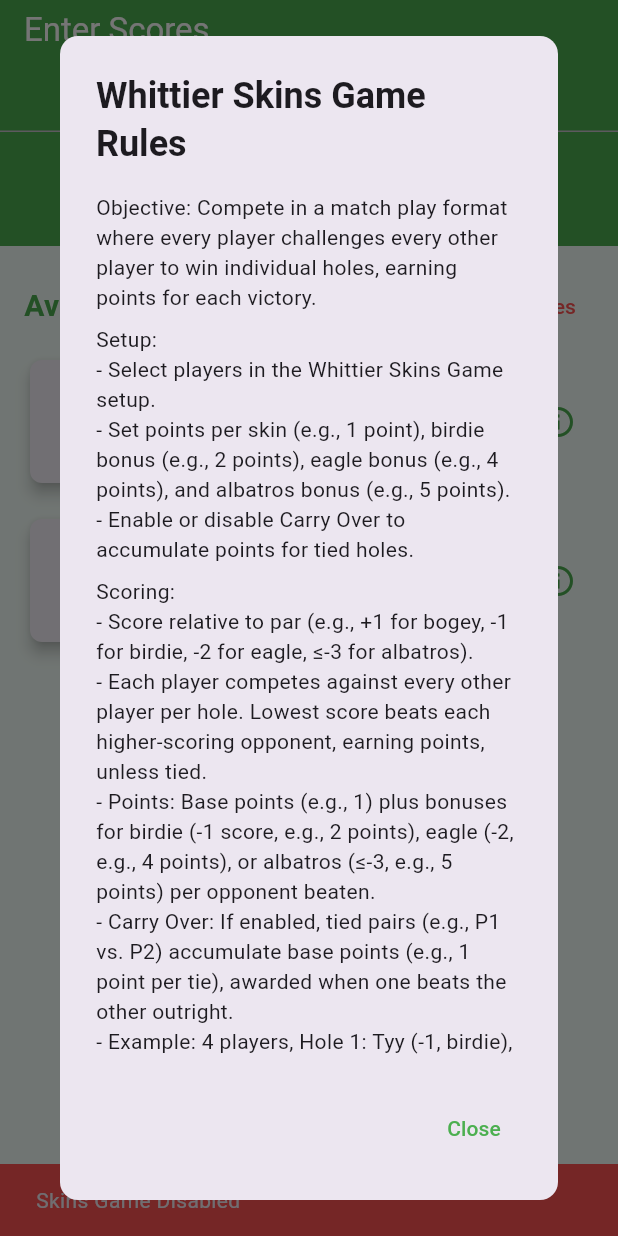
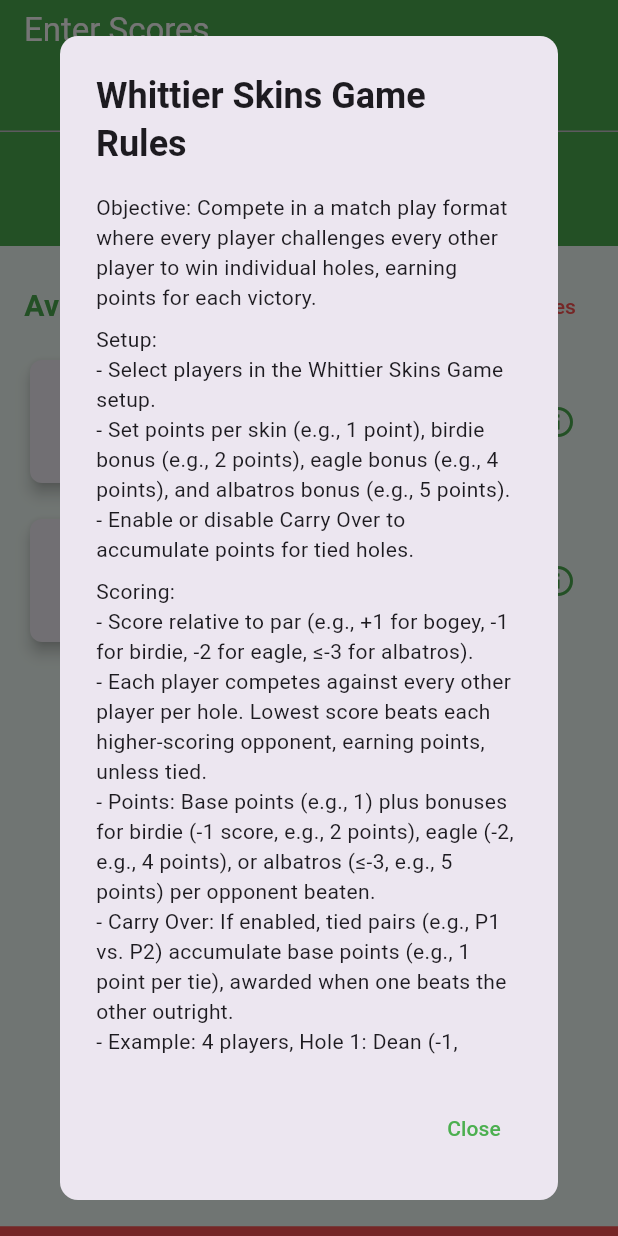
Before and after one commit to nextdaytechs/GolfBets, a Flutter app: the ScoreEntryScreen screen opened directly, tab 2 chosen, after a tap on "Reset All Games", after a tap on the "info outline" icon, on a phone screen of 412 x 824 dp. Run offline on Flutter 3.47's test engine with Material 3 defaults, Android fonts, the phone set to English and light mode, and no system bars; our stand-ins replace hive, hive_flutter, permission_handler; accounts and stored records are empty.

Commit message:
Minor changes with alerts

```diff
--- a/lib/screens/score_entry_screen.dart
+++ b/lib/screens/score_entry_screen.dart
@@ -195,13 +195,13 @@ class _ScoreEntryScreenState extends State<ScoreEntryScreen> with SingleTickerPr
               Text('- Each player competes against every other player per hole. Lowest score beats each higher-scoring opponent, earning points, unless tied.'),
               Text('- Points: Base points (e.g., 1) plus bonuses for birdie (-1 score, e.g., 2 points), eagle (-2, e.g., 4 points), or albatros (≤-3, e.g., 5 points) per opponent beaten.'),
               Text('- Carry Over: If enabled, tied pairs (e.g., P1 vs. P2) accumulate base points (e.g., 1 point per tie), awarded when one beats the other outright.'),
-              Text('- Example: 4 players, Hole 1: Tyy (-1, birdie), Wee (0), P3 (0), P4 (+1). Tyy beats Wee, P3, P4, earning 3 × (1 + 2) = 9 points. Hole 2: Tyy vs. Wee ties, 1 point carries over. Hole 3: Tyy beats Wee, earns 1 + 1 = 2 points.'),
+              Text('- Example: 4 players, Hole 1: Dean (-1, birdie), Mark (0), P3 (0), P4 (+1). Dean beats Mark, P3, P4, earning 3 × (1 + 2) = 9 points. Hole 2: Dean vs. Mark ties, 1 point carries over. Hole 3: Dean beats Mark, earns 1 + 1 = 2 points.'),
               SizedBox(height: 8),
               Text('Results:'),
-              Text('- Head-to-Head Matrix: A table showing points earned against each opponent (e.g., Tyy: +3 vs. Wee in green, Wee: -3 vs. Tyy in red, 0 in black). Each cell reflects total points won or lost in pairwise contests.'),
-              Text('- Totals: Net points per player (earned minus lost, e.g., Tyy: +5, Wee: -2).'),
-              Text('- Example: "Tyy: +5, Wee: -2" means Tyy earned 5 more points than lost across all opponents.'),
-              Text('- Ties possible (e.g., Tyy and Wee both at +5).'),
+              Text('- Head-to-Head Matrix: A table showing points earned against each opponent (e.g., Dean: +3 vs. Mark in green, Mark: -3 vs. Dean in red, 0 in black). Each cell reflects total points won or lost in pairwise contests.'),
+              Text('- Totals: Net points per player (earned minus lost, e.g., Dean: +5, Mark: -2).'),
+              Text('- Example: "Dean: +5, Mark: -2" means Dean earned 5 more points than lost across all opponents.'),
+              Text('- Ties possible (e.g., Dean and Mark both at +5).'),
               Text('- If fewer holes played, shows current results.'),
               SizedBox(height: 8),
               Text('Note: No handicaps are used, rewarding raw scores.'),
@@ -234,7 +234,7 @@ class _ScoreEntryScreenState extends State<ScoreEntryScreen> with SingleTickerPr
               Text('Objective: Compete in a stroke play format across three bets—Front 9, Back 9, and Overall—based on the lowest handicap-adjusted scores, with an optional Skins side bet for winning individual holes in match play.'),
               SizedBox(height: 8),
               Text('Setup:'),
-              Text('- Select players and set handicaps (e.g., 5) in the Nassau Game setup.'),
+              Text('- Select players in the Nassau Game setup.'),
               Text('- Choose bet amounts (e.g., 1 point) for Front 9, Back 9, and Overall.'),
               Text('- Optionally enable Skins to compete for points per hole (distinct from the standalone Skins game).'),
               Text('- Set points per skin (e.g., 1 point) if Skins is enabled.'),
@@ -245,19 +245,19 @@ class _ScoreEntryScreenState extends State<ScoreEntryScreen> with SingleTickerPr
               Text('- Front 9: Lowest adjusted score (sum of relative scores minus Front 9 strokes) wins the bet.'),
               Text('- Back 9: Same for holes 10–18, using Back 9 strokes.'),
               Text('- Overall: Lowest adjusted score for 18 holes, using full handicap.'),
-              Text('- Example: Tyy (handicap 2) scores +1 on Front 9, gets 1 stroke, adjusted: 0. Wee (handicap 5) scores +3, gets 3 strokes, adjusted: 0. Result: Tied.'),
+              Text('- Example: Dean (handicap 2) scores +1 on Front 9, gets 1 stroke, adjusted: 0. Mark (handicap 5) scores +3, gets 3 strokes, adjusted: 0. Result: Tied.'),
               SizedBox(height: 8),
               Text('Optional Skins (Match Play):'),
               Text('- Each hole is a match. Lowest adjusted score wins the skin, but only if no tie.'),
               Text('- Uses same handicap strokes as main bets (e.g., 5 handicap: 3 strokes on holes 1–3, 2 on 10–11). Subtract 1 stroke per applicable hole.'),
-              Text('- Example: Hole 1, Tyy (+1, 1 stroke, adjusted: 0), Wee (+2, 1 stroke, adjusted: 1). Tyy wins 1 point.'),
+              Text('- Example: Hole 1, Dean (+1, 1 stroke, adjusted: 0), Mark (+2, 1 stroke, adjusted: 1). Dean wins 1 point.'),
               Text('- Ties award no points. Points per skin set in setup (e.g., 1 point).'),
               SizedBox(height: 8),
               Text('Results:'),
-              Text('- Main Bets: "Tied: tyy(0), wee(0), Bet: 1": Both have the same adjusted score, no points awarded.'),
-              Text('- "Winner: tyy(-1), Bet: 1": Tyy’s lowest adjusted score wins the bet.'),
-              Text('- Skins: "Leaders: tyy(5), wee(5), Points per Skin: 1": Each won 5 skins, tied for the lead.'),
-              Text('- If fewer holes played, shows current leader (e.g., "Leading: wee(2)").'),
+              Text('- Main Bets: "Tied: Dean(0), Mark(0), Bet: 1": Both have the same adjusted score, no points awarded.'),
+              Text('- "Winner: Dean(-1), Bet: 1": Dean’s lowest adjusted score wins the bet.'),
+              Text('- Skins: "Leaders: Dean(5), Mark(5), Points per Skin: 1": Each won 5 skins, tied for the lead.'),
+              Text('- If fewer holes played, shows current leader (e.g., "Leading: Mark(2)").'),
               SizedBox(height: 8),
               Text('Tips: Set accurate handicaps, aim for low scores in each segment, and enable Skins to compete for holes in match play.'),
             ],
@@ -306,7 +306,7 @@ class _ScoreEntryScreenState extends State<ScoreEntryScreen> with SingleTickerPr
       _skinsKey.currentState?.disable();
       _nassauKey.currentState?.disable();
       if (!mounted) return;
-      _queueSnackBar('Games reset', backgroundColor: Colors.redAccent, duration: const Duration(milliseconds: 800));
+      _queueSnackBar('', backgroundColor: Colors.redAccent, duration: const Duration(milliseconds: 800));
       // Defer rebuild to avoid jank
       WidgetsBinding.instance.addPostFrameCallback((_) {
         if (mounted) {
--- a/lib/screens/widgets/nassau_game_manager.dart
+++ b/lib/screens/widgets/nassau_game_manager.dart
@@ -61,7 +61,7 @@ class NassauGameManagerState extends State<NassauGameManager> with AutomaticKeep
       ScaffoldMessenger.of(context).showSnackBar(
         SnackBar(
           content: Text('Error loading Nassau settings: $e'),
-          duration: const Duration(milliseconds: 1500),
+          duration: const Duration(milliseconds: 100),
         ),
       );
     }
@@ -82,7 +82,7 @@ class NassauGameManagerState extends State<NassauGameManager> with AutomaticKeep
         SnackBar(
           content: const Text('Nassau Game Enabled!'),
           backgroundColor: Colors.green[600],
-          duration: const Duration(milliseconds: 1500),
+          duration: const Duration(milliseconds: 100),
         ),
       );
     } catch (e) {
@@ -90,7 +90,7 @@ class NassauGameManagerState extends State<NassauGameManager> with AutomaticKeep
       ScaffoldMessenger.of(context).showSnackBar(
         SnackBar(
           content: Text('Error saving Nassau settings: $e'),
-          duration: const Duration(milliseconds: 1500),
+          duration: const Duration(milliseconds: 100),
         ),
       );
     }
@@ -104,7 +104,7 @@ class NassauGameManagerState extends State<NassauGameManager> with AutomaticKeep
         SnackBar(
           content: const Text('Nassau Game Enabled with Previous Settings!'),
           backgroundColor: Colors.green[600],
-          duration: const Duration(milliseconds: 1500),
+          duration: const Duration(milliseconds: 100),
         ),
       );
       print('NassauGameManager: Enabled with previous settings');
@@ -267,7 +267,7 @@ class NassauGameManagerState extends State<NassauGameManager> with AutomaticKeep
         SnackBar(
           content: const Text('Nassau Game Disabled'),
           backgroundColor: Colors.redAccent,
-          duration: const Duration(milliseconds: 1500),
+          duration: const Duration(milliseconds: 100),
         ),
       );
     } catch (e) {
@@ -275,7 +275,7 @@ class NassauGameManagerState extends State<NassauGameManager> with AutomaticKeep
       ScaffoldMessenger.of(context).showSnackBar(
         SnackBar(
           content: Text('Error disabling Nassau game: $e'),
-          duration: const Duration(milliseconds: 1500),
+          duration: const Duration(milliseconds: 100),
         ),
       );
     }
@@ -297,7 +297,7 @@ class NassauGameManagerState extends State<NassauGameManager> with AutomaticKeep
       ScaffoldMessenger.of(context).showSnackBar(
         SnackBar(
           content: Text('Error resetting Nassau game: $e'),
-          duration: const Duration(milliseconds: 1500),
+          duration: const Duration(milliseconds: 100),
         ),
       );
     }
@@ -347,7 +347,7 @@ class NassauGameManagerState extends State<NassauGameManager> with AutomaticKeep
                               SnackBar(
                                 content: const Text('Nassau Game Enabled with Previous Settings!'),
                                 backgroundColor: Colors.green[600],
-                                duration: const Duration(milliseconds: 1500),
+                                duration: const Duration(milliseconds: 100),
                               ),
                             );
                             print('NassauGameManager: Enabled with previous settings via dialog');
--- a/lib/screens/widgets/skins_game_manager.dart
+++ b/lib/screens/widgets/skins_game_manager.dart
@@ -61,7 +61,7 @@ class SkinsGameManagerState extends State<SkinsGameManager> with AutomaticKeepAl
       ScaffoldMessenger.of(context).showSnackBar(
         SnackBar(
           content: Text('Error loading Skins settings: $e'),
-          duration: const Duration(milliseconds: 1500),
+          duration: const Duration(milliseconds: 100),
         ),
       );
     }
@@ -82,7 +82,7 @@ class SkinsGameManagerState extends State<SkinsGameManager> with AutomaticKeepAl
         SnackBar(
           content: const Text('Skins Game Enabled!'),
           backgroundColor: Colors.green[600],
-          duration: const Duration(milliseconds: 1500),
+          duration: const Duration(milliseconds: 100),
         ),
       );
     } catch (e) {
@@ -90,7 +90,7 @@ class SkinsGameManagerState extends State<SkinsGameManager> with AutomaticKeepAl
       ScaffoldMessenger.of(context).showSnackBar(
         SnackBar(
           content: Text('Error saving Skins settings: $e'),
-          duration: const Duration(milliseconds: 1500),
+          duration: const Duration(milliseconds: 100),
         ),
       );
     }
@@ -106,7 +106,7 @@ class SkinsGameManagerState extends State<SkinsGameManager> with AutomaticKeepAl
         SnackBar(
           content: const Text('Skins Game Enabled with Previous Settings!'),
           backgroundColor: Colors.green[600],
-          duration: const Duration(milliseconds: 1500),
+          duration: const Duration(milliseconds: 100),
         ),
       );
       print('SkinsGameManager: Enabled with previous settings');
@@ -265,7 +265,7 @@ class SkinsGameManagerState extends State<SkinsGameManager> with AutomaticKeepAl
         SnackBar(
           content: const Text('Skins Game Disabled'),
           backgroundColor: Colors.redAccent,
-          duration: const Duration(milliseconds: 1500),
+          duration: const Duration(milliseconds: 100),
         ),
       );
     } catch (e) {
@@ -273,7 +273,7 @@ class SkinsGameManagerState extends State<SkinsGameManager> with AutomaticKeepAl
       ScaffoldMessenger.of(context).showSnackBar(
         SnackBar(
           content: Text('Error disabling Skins game: $e'),
-          duration: const Duration(milliseconds: 1500),
+          duration: const Duration(milliseconds: 100),
         ),
       );
     }
@@ -295,7 +295,7 @@ class SkinsGameManagerState extends State<SkinsGameManager> with AutomaticKeepAl
       ScaffoldMessenger.of(context).showSnackBar(
         SnackBar(
           content: Text('Error resetting Skins game: $e'),
-          duration: const Duration(milliseconds: 1500),
+          duration: const Duration(milliseconds: 100),
         ),
       );
     }
@@ -341,7 +341,7 @@ class SkinsGameManagerState extends State<SkinsGameManager> with AutomaticKeepAl
                               SnackBar(
                                 content: const Text('Skins Game Enabled with Previous Settings!'),
                                 backgroundColor: Colors.green[600],
-                                duration: const Duration(milliseconds: 1500),
+                                duration: const Duration(milliseconds: 100),
                               ),
                             );
                             print('SkinsGameManager: Enabled with previous settings via dialog');
```
Also changed, not shown: lib/screens/player_management_screen.dart (+45 -58 lines).
